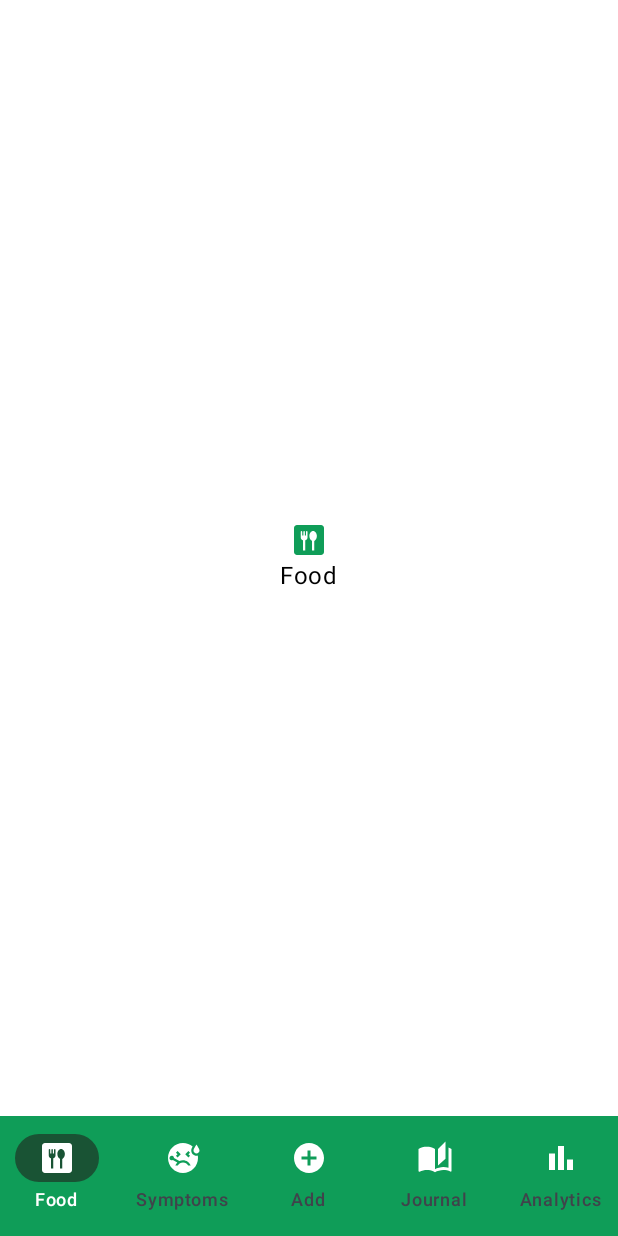
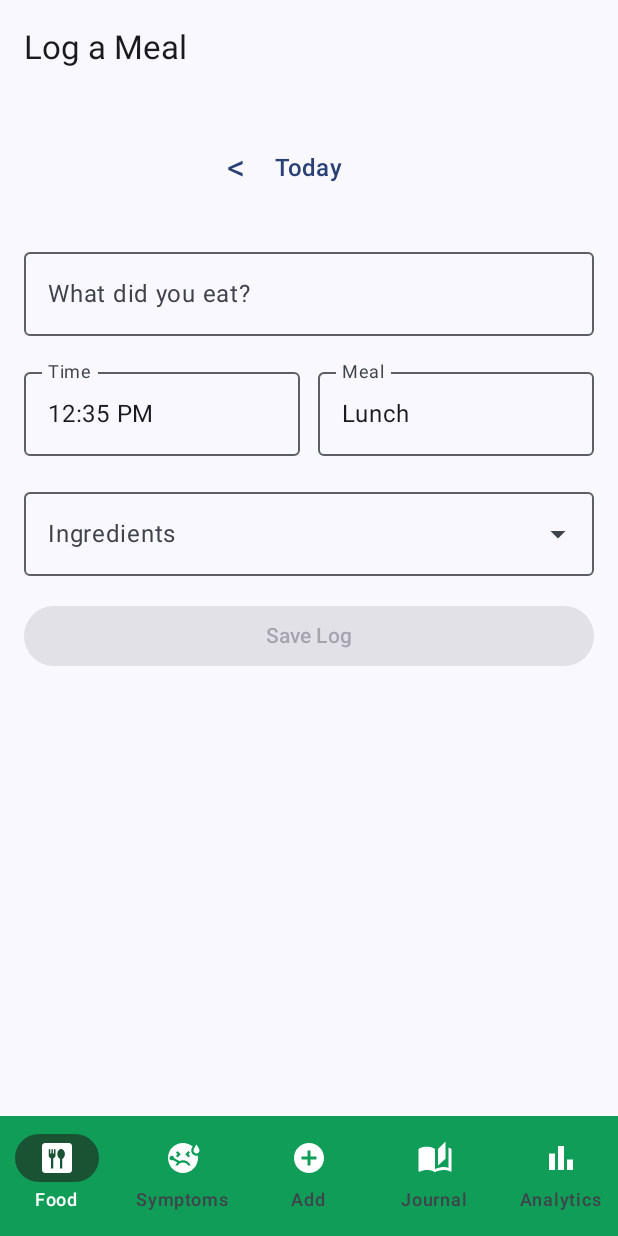
Before and after one commit to BryanLucio12/GI-Health-App, an Android app built with Jetpack Compose: the screen it shows after launch (MainActivity), on a phone screen of 412 x 824 dp. Run offline under Robolectric (Android 15) with nearby library versions, the phone set to English and light mode, and no system bars.

Commit message:
Added FoodScreen UI

```diff
--- a/app/src/main/java/com/example/gihealth/ui/screens/FoodScreen.kt
+++ b/app/src/main/java/com/example/gihealth/ui/screens/FoodScreen.kt
@@ -1,34 +1,170 @@
+@file:OptIn(ExperimentalMaterial3Api::class)
+
 package com.example.gihealth.ui.screens
 
+import androidx.compose.material3.MenuAnchorType
+import androidx.compose.foundation.layout.*
+import androidx.compose.material3.*
+import androidx.compose.runtime.*
 import androidx.compose.ui.Alignment
 import androidx.compose.ui.Modifier
-import androidx.compose.foundation.background
-import androidx.compose.foundation.layout.Arrangement
-import androidx.compose.foundation.layout.Column
-import androidx.compose.foundation.layout.fillMaxSize
-import androidx.compose.material.icons.Icons
-import androidx.compose.material.icons.filled.Dining
-import androidx.compose.material3.Icon
-import androidx.compose.material3.Text
-import androidx.compose.runtime.Composable
-import androidx.compose.ui.graphics.Color
+import androidx.compose.ui.focus.onFocusChanged
+import androidx.compose.ui.tooling.preview.Preview
+import androidx.compose.ui.unit.dp
+import com.example.gihealth.ui.theme.GIHealthTheme
 
 @Composable
-fun FoodScreen() {
-    Column(
-        modifier = Modifier
-            .fillMaxSize()
-            .background(Color.White),
-        horizontalAlignment = Alignment.CenterHorizontally,
-        verticalArrangement = Arrangement.Center
-    ) {
-        // Icon on the screen
-        Icon(
-            imageVector = Icons.Default.Dining,
-            contentDescription = "Food",
-            tint = Color(0xFF0F9D58)
-        )
-        // Text on the screen
-        Text(text = "Food", color = Color.Black)
+fun FoodScreen(
+    onSave: ((food: String, time: String, meal: String, ingredients: String) -> Unit)? = null
+) {
+    var food by remember { mutableStateOf("") }
+    var time by remember { mutableStateOf("12:35 PM") }
+    var meal by remember { mutableStateOf("Lunch") }
+    var ingredients by remember { mutableStateOf("") }
+
+    val allIngredients = remember {
+        listOf("Turkey", "Lettuce", "Tomato", "Whole wheat")
+    }
+
+    var expanded by remember { mutableStateOf(false) }
+    var hasFocus by remember { mutableStateOf(false) }
+    val filtered = remember(ingredients, allIngredients) {
+        if (ingredients.isBlank()) emptyList()
+        else allIngredients.filter { it.contains(ingredients, ignoreCase = true) }
+    }
+
+    Scaffold(
+        topBar = { TopAppBar(title = { Text("Log a Meal") }) }
+    ) { inner ->
+        Column(
+            modifier = Modifier
+                .padding(inner)
+                .padding(16.dp)
+                .fillMaxSize(),
+            verticalArrangement = Arrangement.spacedBy(16.dp)
+        ) {
+            // Replace your current date row with this:
+            Row(
+                modifier = Modifier
+                    .fillMaxWidth()
+                    .padding(vertical = 8.dp),
+                verticalAlignment = Alignment.CenterVertically,
+                horizontalArrangement = Arrangement.Center
+            ) {
+                // Left slot (fixed width), arrow aligned near Today
+                Box(modifier = Modifier.width(40.dp), contentAlignment = Alignment.CenterEnd) {
+                    TextButton(onClick = {}, contentPadding = PaddingValues(0.dp)) {
+                        Text("<", style = MaterialTheme.typography.headlineSmall)
+                    }
+                }
+
+                Spacer(Modifier.width(6.dp)) // tiny gap between arrow and text
+
+                Text(
+                    text = "Today",
+                    style = MaterialTheme.typography.titleMedium,
+                    color = MaterialTheme.colorScheme.primary
+                )
+
+                Spacer(Modifier.width(6.dp)) // mirror the gap for symmetry
+
+                // Right slot (same width as left) — empty on purpose, balances the row
+                Box(modifier = Modifier.width(40.dp))
+            }
+
+
+
+            OutlinedTextField(
+                value = food,
+                onValueChange = { food = it },
+                label = { Text("What did you eat?") },
+                placeholder = { Text("e.g., Turkey sandwich") },
+                modifier = Modifier.fillMaxWidth()
+            )
+
+            Row(
+                horizontalArrangement = Arrangement.spacedBy(12.dp),
+                modifier = Modifier.fillMaxWidth()
+            ) {
+                OutlinedTextField(
+                    value = time,
+                    onValueChange = { time = it },
+                    label = { Text("Time") },
+                    modifier = Modifier.weight(1f)
+                )
+                OutlinedTextField(
+                    value = meal,
+                    onValueChange = { meal = it },
+                    label = { Text("Meal") },
+                    modifier = Modifier.weight(1f)
+                )
+            }
+
+            // Ingredients autocomplete
+            ExposedDropdownMenuBox(
+                expanded = expanded && filtered.isNotEmpty(),
+                onExpandedChange = { want ->
+                    expanded = want && filtered.isNotEmpty()
+                }
+            ) {
+                OutlinedTextField(
+                    value = ingredients,
+                    onValueChange = {
+                        ingredients = it
+                        // Small logic improvement: always check for focus when text changes
+                        expanded = hasFocus && it.isNotBlank() && allIngredients.any { i -> i.contains(it, ignoreCase = true) }
+                    },
+                    label = { Text("Ingredients") },
+                    placeholder = { Text("e.g., turkey") },
+                    singleLine = true,
+                    modifier = Modifier
+                        // THIS IS THE FIX: Use the new overload for menuAnchor
+                        .menuAnchor(MenuAnchorType.PrimaryNotEditable)
+                        .fillMaxWidth()
+                        .onFocusChanged {
+                            hasFocus = it.isFocused
+                            if (hasFocus) {
+                                expanded = ingredients.isNotBlank() && filtered.isNotEmpty()
+                            }
+                        },
+                    trailingIcon = {
+                        ExposedDropdownMenuDefaults.TrailingIcon(
+                            expanded = expanded && filtered.isNotEmpty()
+                        )
+                    }
+                )
+
+                ExposedDropdownMenu(
+                    expanded = expanded && filtered.isNotEmpty(),
+                    onDismissRequest = { expanded = false }
+                ) {
+                    filtered.forEach { option ->
+                        DropdownMenuItem(
+                            text = { Text(option) },
+                            onClick = {
+                                ingredients = option
+                                expanded = false
+                            }
+                        )
+                    }
+                }
+            }
+
+            Button(
+                onClick = { onSave?.invoke(food, time, meal, ingredients) },
+                enabled = food.isNotBlank(),
+                modifier = Modifier.fillMaxWidth()
+            ) {
+                Text("Save Log")
+            }
+        }
     }
 }
+
+@Preview(showBackground = true)
+@Composable
+private fun FoodScreenPreview() {
+    GIHealthTheme {
+        FoodScreen()
+    }
+}
```
